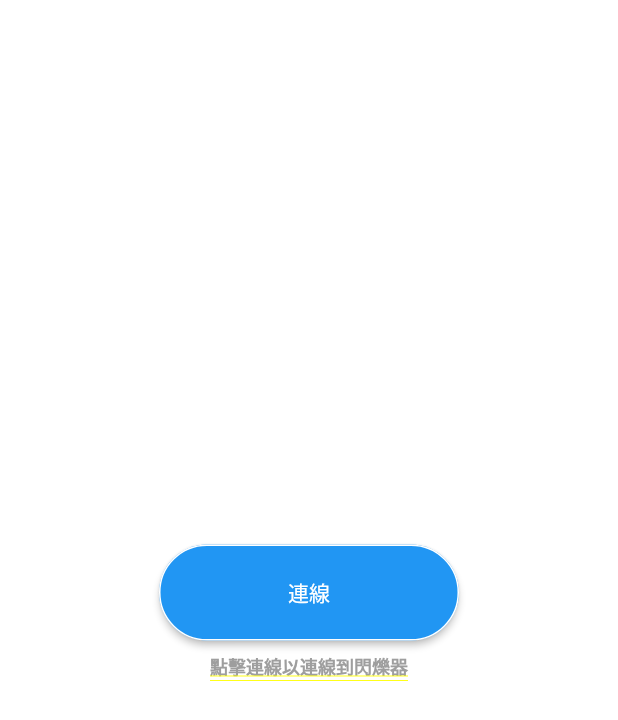
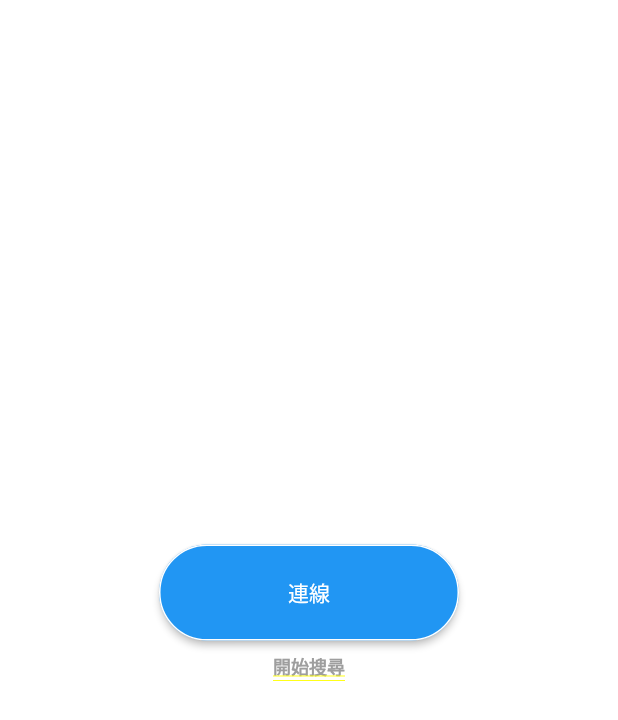
Before and after one commit to xunqun/flutter_arduino_wifi_udp, a Flutter app: the screen it shows after launch, after a tap on "連線", on a phone screen of 412 x 824 dp. Shown: the top 720 px of the screen. Run offline on Flutter 3.47's test engine with Material 2 defaults, Android fonts, the phone set to English and light mode, and no system bars; our stand-ins replace file_picker, flutter_blue_plus, permission_handler, shared_preferences; missing offline and left inert: ftpconnect, wifi_iot.

Commit message:
Updated screen_ble_connect.dart
Signed-off-by: Shawn Lu <lu.shangchiun@gmail.com>

```diff
--- a/lib/manager/ble_manager.dart
+++ b/lib/manager/ble_manager.dart
@@ -57,7 +57,7 @@ class BleManager {
 
   scanToConnect(String name) {
     _name = name;
-    _blue.startScan(timeout: const Duration(seconds: 6));
+    _blue.startScan(timeout: const Duration(seconds: 6), allowDuplicates: false);
   }
 
   disconnect(){
--- a/lib/manager/setup_options.dart
+++ b/lib/manager/setup_options.dart
@@ -45,7 +45,7 @@ class SetupOptions {
     _persist();
   }
 
-  dynamic getValue(String name) => options![name];
+  dynamic getValue(String name) => options?[name];
 
   void putVolume(int volumn) => putValue('Volume', volumn);
 
--- a/lib/screen/screen_ble_connect.dart
+++ b/lib/screen/screen_ble_connect.dart
@@ -1,6 +1,12 @@
+import 'dart:async';
 import 'dart:io';
 
 import 'package:flutter/material.dart';
+import 'package:flutter_blue_plus/flutter_blue_plus.dart';
+import 'package:flutter_wifi_udp/command/outcommand.dart';
+import 'package:flutter_wifi_udp/manager/ble_manager.dart';
+import 'package:flutter_wifi_udp/manager/setup_options.dart';
+import 'package:flutter_wifi_udp/screen/screen_main.dart';
 
 class BleConnectScreen extends StatefulWidget {
   const BleConnectScreen({Key? key}) : super(key: key);
@@ -10,9 +16,46 @@ class BleConnectScreen extends StatefulWidget {
 }
 
 class _BleConnectScreenState extends State<BleConnectScreen> {
-  var stateDesc = '點擊連線以連線到閃爍器';
+  var stateDesc = '點擊連線以連接閃爍器';
+  var state = 0; //0: idle, 1: busy, 2: finish
+  StreamSubscription? stateSub;
+  @override
+  void initState() {
+    super.initState();
+    stateSub = BleManager.instance.stateStream.listen((event) {
+      switch(event){
+        case BluetoothDeviceState.connected:
+          setState((){
+            stateDesc = '連接到藍芽';
+            state = 1;
+          });
+          askRequiredParameters();
+
+          break;
+        case BluetoothDeviceState.connecting:
+          setState(() {
+            stateDesc = '正在連接中';
+            state = 1;
+          });
+          break;
+        case BluetoothDeviceState.disconnecting:
+          setState(() {
+            stateDesc = '正在中斷';
+            state = 1;
+          });
+          break;
+        default:
+          setState(() {
+            stateDesc = '點擊連線以連接閃爍器';
+            state = 1;
+          });
+      }
+    });
+  }
+
   @override
   Widget build(BuildContext context) {
+    var _bleName = SetupOptions.instance.getValue('BLE_Name');
     return Container(
       color: Colors.white,
       child: Column(
@@ -21,7 +64,12 @@ class _BleConnectScreenState extends State<BleConnectScreen> {
           SizedBox(
             width: 200,
             height: 64,
-            child: ElevatedButton(onPressed: (){}, child: Text('連線'), style: ButtonStyle(
+            child: ElevatedButton(onPressed: state == 0 ? (){
+              setState(() {
+                stateDesc = "開始搜尋";
+              });
+              BleManager.instance.scanToConnect(_bleName ?? 'Flasher BLE');
+            }: null, child: Text('連線'), style: ButtonStyle(
                 shape: MaterialStateProperty.all<RoundedRectangleBorder>(
                     RoundedRectangleBorder(
                         borderRadius: BorderRadius.circular(36.0),
@@ -38,4 +86,33 @@ class _BleConnectScreenState extends State<BleConnectScreen> {
       ),
     );
   }
+  @override
+  void dispose() {
+    super.dispose();
+    stateSub?.cancel();
+  }
+
+  var askCommands = [
+    AskVersionCommand(),
+    AskFlashSizeCommand(),
+    AskLightErrorCommand(),
+    AskBleNameCommand(),
+    AskWifiSsidCommand(),
+    AskWifiPwCommand(),
+    AskBlinkSoundCommand(),
+    AskBootSoundCommnad(),
+    AskBlinkTime(),
+    AskVolumeCommand(),
+  ];
+  void askRequiredParameters() async{
+    for(var c in askCommands){
+      BleManager.instance.write(c.bytes);
+      await Future.delayed(Duration(milliseconds: 200));
+    }
+    setState(() {
+      state = 2;
+    });
+    await Future.delayed(Duration(seconds: 2))
+    Navigator.of(context).push(MaterialPageRoute(builder: (c) => HomeScreen()));
+  }
 }
```
